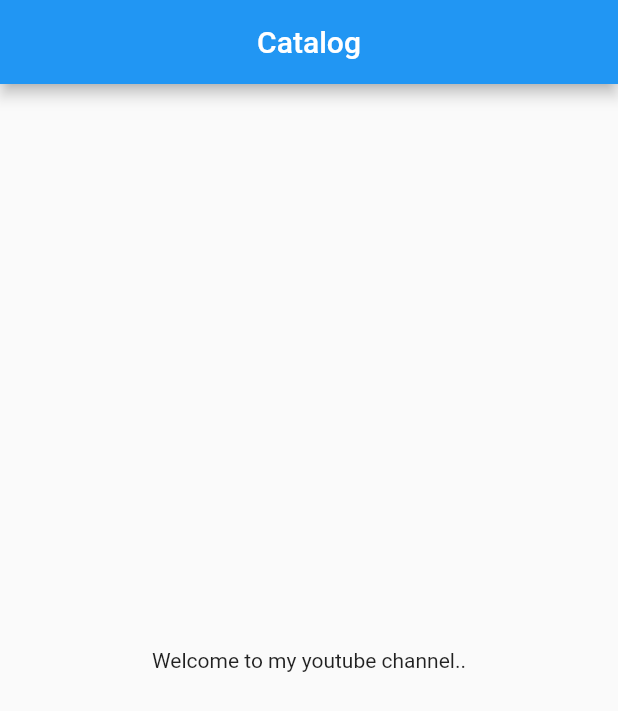
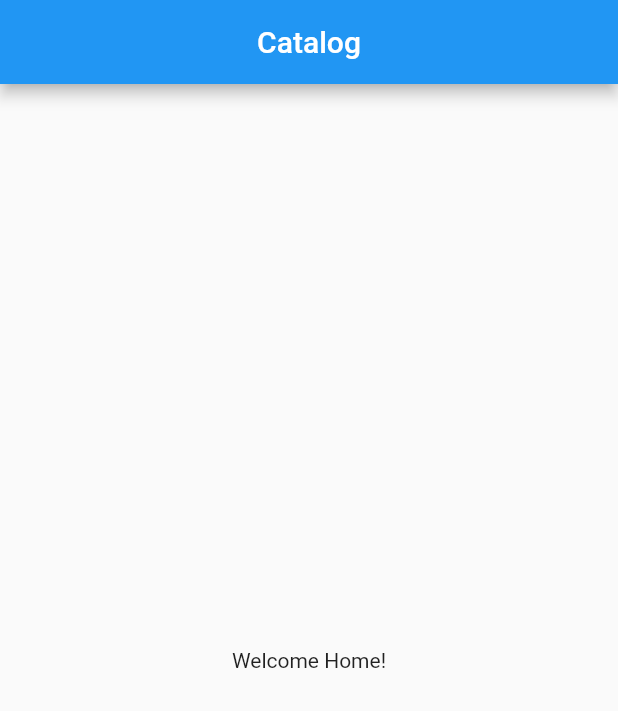
Before and after one commit to animesh-mondal/30DaysOfFlutter, a Flutter app: the screen it shows after launch, on a phone screen of 412 x 824 dp. Shown: the top 711 px of the screen. Run offline on Flutter 3.47's test engine with Material 2 defaults, Android fonts, the phone set to English and light mode, and no system bars.

Commit message:
Day 2 Complete

```diff
--- /dev/null
+++ b/lib/home_page.dart
@@ -0,0 +1,18 @@
+import 'package:flutter/material.dart';
+
+class HomePage extends StatelessWidget {
+  @override
+  Widget build(BuildContext context) {
+    return Scaffold(
+      appBar: AppBar(
+        title: Text('Catalog'),
+        centerTitle: true,
+      ),
+      body: Center(
+        child: Container(
+          child: Text('Welcome Home!'),
+        ),
+      ),
+    );
+  }
+}
--- a/lib/main.dart
+++ b/lib/main.dart
@@ -1,4 +1,5 @@
 import 'package:flutter/material.dart';
+import 'home_page.dart';
 
 main() {
   runApp(MyApp());
@@ -8,15 +9,7 @@ class MyApp extends StatelessWidget {
   @override
   Widget build(BuildContext context) {
     return MaterialApp(
-      home: Scaffold(
-        appBar: AppBar(
-          title: Text('Catalog'),
-          centerTitle: true,
-        ),
-        body: Center(
-          child: Text('Welcome to my youtube channel..'),
-        ),
-      ),
+      home: HomePage(),
     );
   }
 }
```
